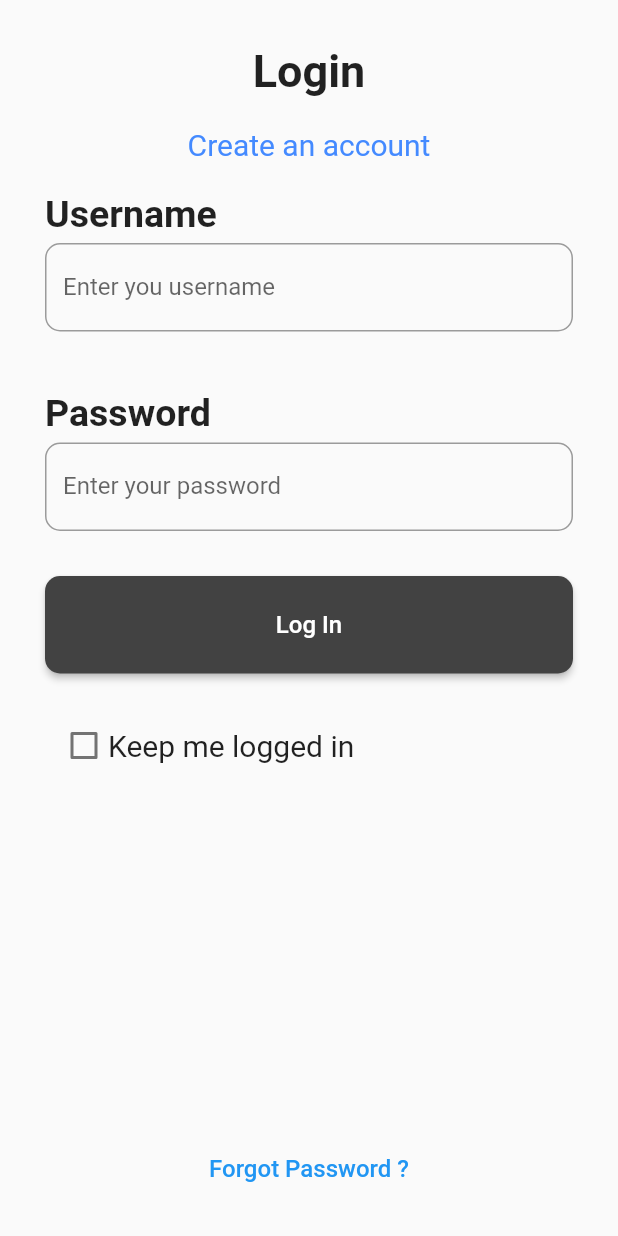
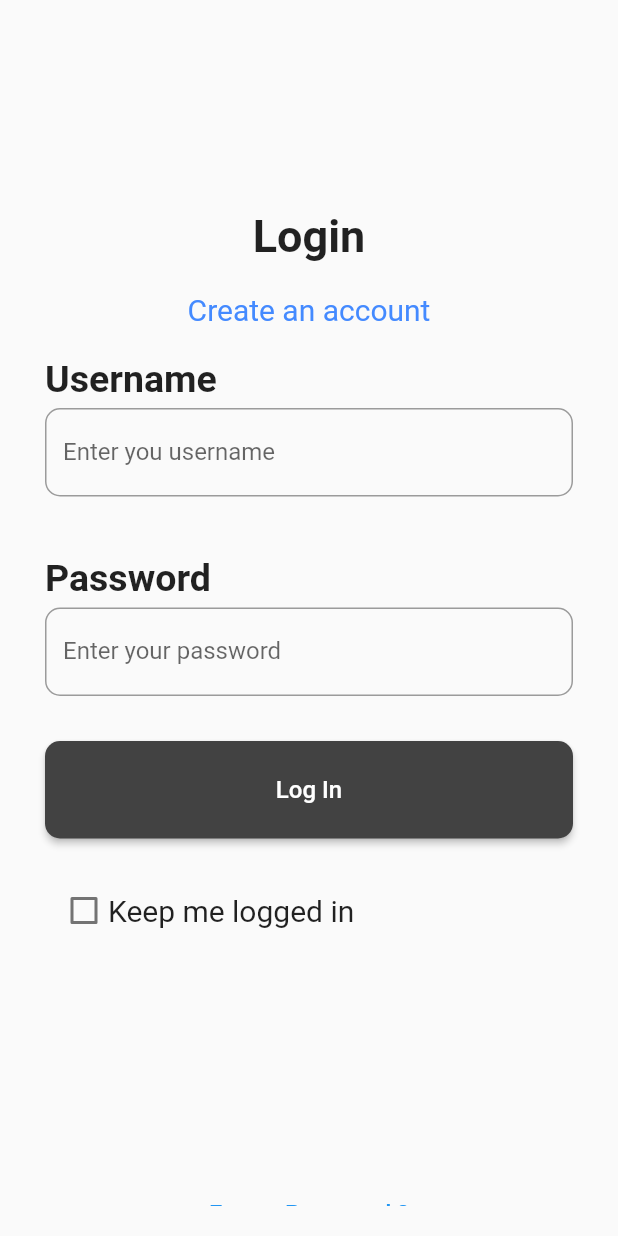
Before and after one commit to RitwikSingh28/GitHubPrac, a Flutter app: the screen it shows after launch, on a phone screen of 412 x 824 dp. Run offline on Flutter 3.47's test engine with Material 2 defaults, Android fonts, the phone set to English and light mode, and no system bars.

Commit message:
Centered whole page by adding padding on top.

```diff
--- a/prac2-pages/anshumali_suri/lib/main.dart
+++ b/prac2-pages/anshumali_suri/lib/main.dart
@@ -63,7 +63,7 @@ class _MyStatefulWidgetState extends State<MyStatefulWidget> {
   @override
   Widget build(BuildContext context) {
     return Padding(
-        padding: const EdgeInsets.all(20),
+        padding: const EdgeInsets.fromLTRB(20, 130, 20, 20),
         child: ListView(
           children: <Widget>[
 
@@ -203,7 +203,7 @@ class _MyStatefulWidgetState extends State<MyStatefulWidget> {
             ),
 
             SizedBox(
-              height: 230,
+              height: 150,
             ),
 
             TextButton(
```
Lines whose indentation alone changed are shown as unchanged.
